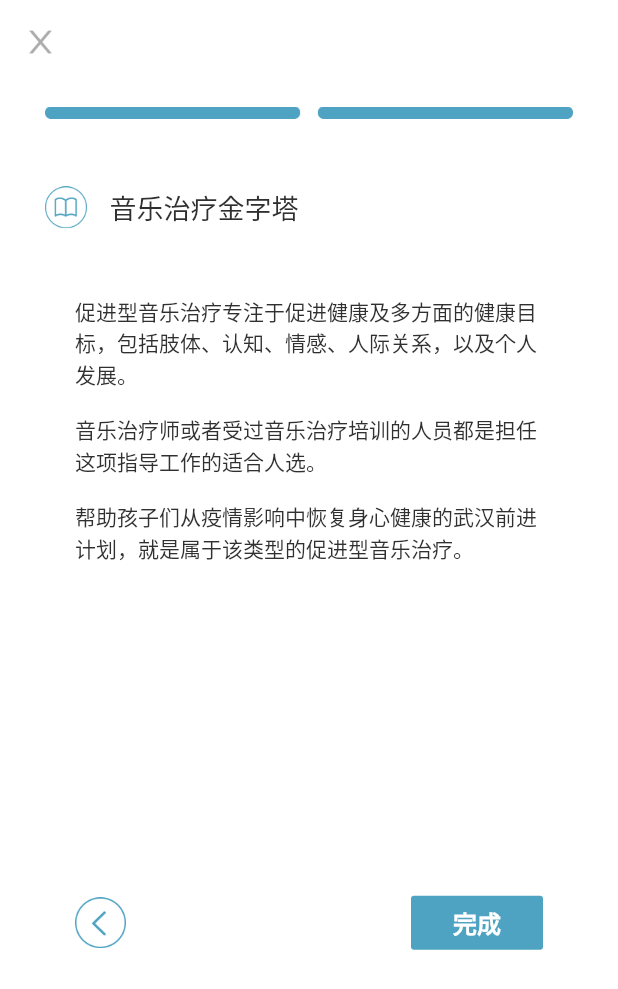
After one commit to z23han/muser_ui, a Flutter app: the AboutMusic2 screen opened by its route, on a phone screen of 412 x 824 dp. The commit adds this screen. Shown: the top 989 px of the screen. Run offline on Flutter 3.47's test engine with Material 2 defaults, Android fonts, the light colour scheme and no system bars; our stand-ins replace flutter_secure_storage, font_awesome_flutter, get_it; accounts and stored records are empty.

Commit message:
finished about music

```diff
--- a/lib/main.dart
+++ b/lib/main.dart
@@ -13,6 +13,8 @@ import 'package:muser_ui/routes/signup_consent.dart';
 import 'package:muser_ui/routes/forget_password.dart';
 import 'package:muser_ui/routes/reset_password.dart';
 import 'package:muser_ui/routes/instruction.dart';
+import 'package:muser_ui/routes/about_music/about_music1.dart';
+import 'package:muser_ui/routes/about_music/about_music2.dart';
 
 // This is our global ServiceLocator
 GetIt getIt = GetIt.instance;
@@ -47,6 +49,8 @@ void main() {
       '/forgetPassword': (context) => ForgetPassword(),
       '/resetPassword': (context) => ResetPassword(),
       '/instruction': (context) => InstructionScreen(),
+      '/aboutMusic1': (context) => AboutMusic1(),
+      '/aboutMusic2': (context) => AboutMusic2(),
     },
   ));
 }
--- /dev/null
+++ b/lib/routes/about_music/about_music2.dart
@@ -0,0 +1,98 @@
+import 'package:flutter/material.dart';
+
+class AboutMusic2 extends StatefulWidget {
+  @override
+  _AboutMusic2State createState() => _AboutMusic2State();
+}
+
+class _AboutMusic2State extends State<AboutMusic2> {
+  @override
+  Widget build(BuildContext context) {
+    return Scaffold(
+      appBar: AppBar(
+        automaticallyImplyLeading: false,
+        elevation: 0,
+        backgroundColor: Theme.of(context).primaryColor,
+        titleSpacing: 0,
+        title: Padding(
+          padding: const EdgeInsets.symmetric(horizontal: 15),
+          child: GestureDetector(
+            onTap: () {
+              Navigator.pushNamed(
+                context, '/musicBase',
+                arguments: {
+                  'pageIndex': 1
+                }
+              );
+            },
+            child: Image(image: AssetImage('assets/cross.png'), width: 24, height: 24,),
+          ),
+        )
+      ),
+      body: Padding(
+        padding: EdgeInsets.symmetric(horizontal: 30.0),
+        child: Column(
+          children: <Widget>[
+            Padding(
+              padding: EdgeInsets.symmetric(vertical: 15.0),
+              child: Image(image: AssetImage('assets/p2.png'), fit: BoxFit.fitWidth,),
+            ),
+            Padding(
+              padding: EdgeInsets.symmetric(vertical: 30.0),
+              child: Row(
+                mainAxisAlignment: MainAxisAlignment.start,
+                children: <Widget>[
+                  Padding(
+                    padding: EdgeInsets.only(right: 15),
+                    child: Image(image: AssetImage('assets/book.png'), width: 28, height: 28,),
+                  ),
+                  Text('音乐治疗金字塔', style: TextStyle(color: Color.fromRGBO(48, 48, 48, 1.0), fontSize: 18, fontWeight: FontWeight.w500))
+                ],
+              ),
+            ),
+            Padding(
+              padding: EdgeInsets.only(top: 15.0, bottom: 30.0, left: 20, right: 20),
+              child: Text(
+                "促进型音乐治疗专注于促进健康及多方面的健康目标，包括肢体、认知、情感、人际关系，以及个人发展。\n\n音乐治疗师或者受过音乐治疗培训的人员都是担任这项指导工作的适合人选。\n\n帮助孩子们从疫情影响中恢复身心健康的武汉前进计划，就是属于该类型的促进型音乐治疗。",
+                style: TextStyle(color: Color.fromRGBO(48, 48, 48, 1.0), fontSize: 14),
+              ),
+            ),
+            Expanded(
+              child: Padding(
+                padding: EdgeInsets.symmetric(horizontal: 20),
+                child: Row(
+                  crossAxisAlignment: CrossAxisAlignment.center,
+                  mainAxisAlignment: MainAxisAlignment.spaceBetween,
+                  children: <Widget>[
+                    GestureDetector(
+                      onTap: () {
+                        Navigator.pushNamed(
+                          context, '/aboutMusic1',
+                        );
+                      },
+                      child: Image(image: AssetImage('assets/backward.png'), width: 34, height: 34,),
+                    ),
+                    FlatButton(
+                      color: Theme.of(context).accentColor,
+                      textColor: Colors.white,
+                      splashColor: Colors.grey[600],
+                      onPressed: () {
+                        Navigator.pushNamed(
+                          context, '/musicBase',
+                          arguments: {
+                            'pageIndex': 1
+                          }
+                        );
+                      },
+                      child: Text('完成', style: TextStyle(fontSize: 16, fontWeight: FontWeight.bold)),
+                    ),
+                  ],
+                ),
+              ),
+            )
+          ]
+        ),
+      )
+    );
+  }
+}
--- a/lib/routes/instruction.dart
+++ b/lib/routes/instruction.dart
@@ -62,7 +62,7 @@ class _InstructionScreenState extends State<InstructionScreen> {
               )
             ),
             GestureDetector(
-              onTap: () {},
+              onTap: () {Navigator.pushNamed(context, '/aboutMusic1');},
               child: Padding(
                 padding: EdgeInsets.only(bottom: 5.0, left: 30.0, right: 30.0),
                 child: Row(
```
Also changed, not shown: lib/routes/about_music/about_music1.dart (added, +75 -0 lines), assets/backward.png (added), assets/cross.png (added), assets/forward.png (added), assets/p1.png (added), assets/p2.png (added), assets/pyramid.png (added).
